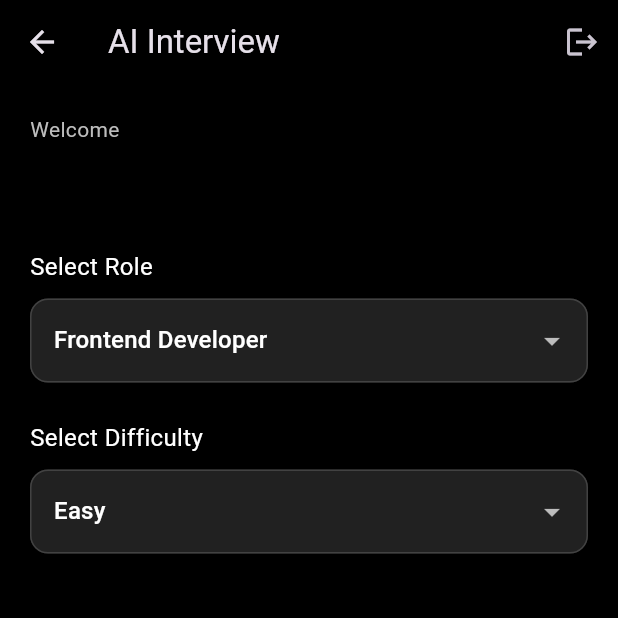
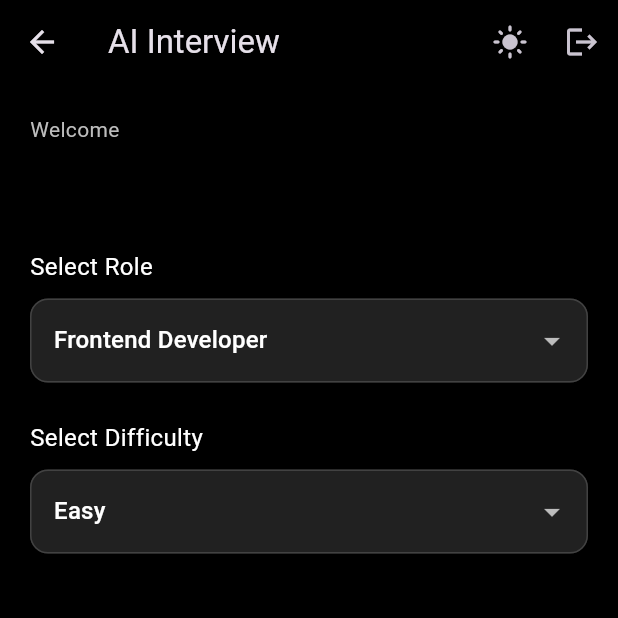
Before and after one commit to sourabhvamdevan/ai-interview, a Flutter app: the InterviewHomePage screen opened by its route, on a phone screen of 412 x 824 dp, the top half of it. Run offline on Flutter 3.47's test engine with Material 3 defaults, Android fonts, the phone set to English and light mode, and no system bars; our stand-ins replace get, hive, hive_flutter; accounts and stored records are empty.

Commit message:
Integrate theme controller into main app and home page for dynamic theme toggling

```diff
--- a/lib/ui/pages/home_page.dart
+++ b/lib/ui/pages/home_page.dart
@@ -3,6 +3,7 @@ import 'package:get/get.dart';
 
 import '../../controllers/auth_controller.dart';
 import '../../controllers/interview_controller.dart';
+import '../../controllers/theme_controller.dart';
 import '../widgets/app_primary_button.dart';
 
 class InterviewHomePage extends StatelessWidget {
@@ -14,6 +15,7 @@ class InterviewHomePage extends StatelessWidget {
     final InterviewController interviewController = Get.put(
       InterviewController(),
     );
+    final ThemeController themeController = Get.find<ThemeController>();
 
     return Scaffold(
       backgroundColor: Colors.black,
@@ -21,6 +23,16 @@ class InterviewHomePage extends StatelessWidget {
         backgroundColor: Colors.black,
         title: const Text("AI Interview"),
         actions: [
+          IconButton(
+            icon: Obx(
+              () => Icon(
+                themeController.isDark.value
+                    ? Icons.light_mode
+                    : Icons.dark_mode,
+              ),
+            ),
+            onPressed: themeController.toggleTheme,
+          ),
           IconButton(
             icon: const Icon(Icons.logout),
             onPressed: authController.logoutUser,
@@ -32,7 +44,6 @@ class InterviewHomePage extends StatelessWidget {
         child: Column(
           crossAxisAlignment: CrossAxisAlignment.start,
           children: [
-            // Greeting
             Text(
               "Welcome",
               style: TextStyle(color: Colors.grey.shade400, fontSize: 14),
@@ -46,10 +57,8 @@ class InterviewHomePage extends StatelessWidget {
                 fontWeight: FontWeight.w600,
               ),
             ),
-
             const SizedBox(height: 40),
 
-            // Role selection
             const Text(
               "Select Role",
               style: TextStyle(color: Colors.white, fontSize: 16),
@@ -74,10 +83,8 @@ class InterviewHomePage extends StatelessWidget {
                 decoration: _dropdownDecoration(),
               ),
             ),
-
             const SizedBox(height: 25),
 
-            // Difficulty selection
             const Text(
               "Select Difficulty",
               style: TextStyle(color: Colors.white, fontSize: 16),
@@ -105,7 +112,6 @@ class InterviewHomePage extends StatelessWidget {
 
             const Spacer(),
 
-            // Start interview button
             AppPrimaryButton(
               text: "Start Interview",
               onPressed: interviewController.startInterview,
```
Also changed, not shown: lib/main.dart (+9 -2 lines).
